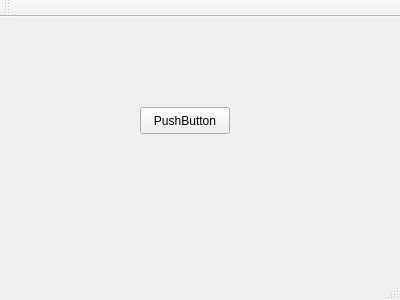
The window that main.ui (brittanynall/SpeechDevice) describes before a commit, drawn with Qt 5.
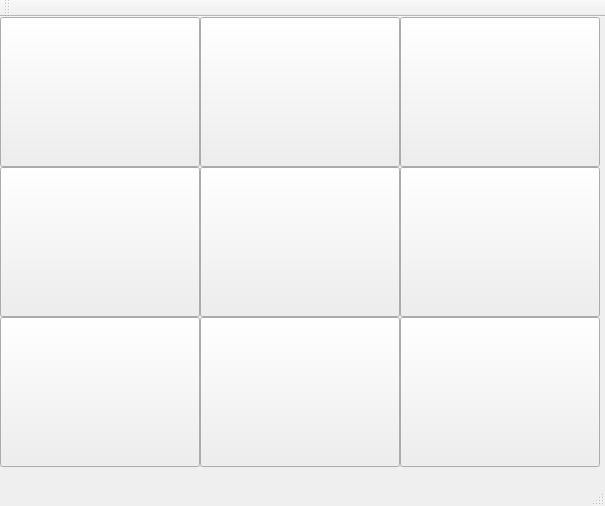
The same window after the commit. Icons and pictures are not drawn.

Patch:
```diff
--- a/main.ui
+++ b/main.ui
@@ -6,8 +6,8 @@
    <rect>
     <x>0</x>
     <y>0</y>
-    <width>400</width>
-    <height>300</height>
+    <width>605</width>
+    <height>506</height>
    </rect>
   </property>
   <property name="windowTitle">
@@ -17,14 +17,250 @@
    <widget class="QPushButton" name="pushButton">
     <property name="geometry">
      <rect>
-      <x>140</x>
-      <y>90</y>
-      <width>90</width>
-      <height>27</height>
+      <x>0</x>
+      <y>0</y>
+      <width>200</width>
+      <height>150</height>
      </rect>
     </property>
+    <property name="sizePolicy">
+     <sizepolicy hsizetype="Fixed" vsizetype="Fixed">
+      <horstretch>0</horstretch>
+      <verstretch>0</verstretch>
+     </sizepolicy>
+    </property>
+    <property name="font">
+     <font>
+      <pointsize>1</pointsize>
+     </font>
+    </property>
+    <property name="styleSheet">
+     <string notr="true"/>
+    </property>
     <property name="text">
-     <string>PushButton</string>
+     <string/>
+    </property>
+   </widget>
+   <widget class="QPushButton" name="btn2">
+    <property name="geometry">
+     <rect>
+      <x>200</x>
+      <y>0</y>
+      <width>200</width>
+      <height>150</height>
+     </rect>
+    </property>
+    <property name="sizePolicy">
+     <sizepolicy hsizetype="Fixed" vsizetype="Fixed">
+      <horstretch>0</horstretch>
+      <verstretch>0</verstretch>
+     </sizepolicy>
+    </property>
+    <property name="font">
+     <font>
+      <pointsize>1</pointsize>
+     </font>
+    </property>
+    <property name="styleSheet">
+     <string notr="true">background: url(images/carrot.jpg);</string>
+    </property>
+    <property name="text">
+     <string/>
+    </property>
+   </widget>
+   <widget class="QPushButton" name="btn5">
+    <property name="geometry">
+     <rect>
+      <x>200</x>
+      <y>150</y>
+      <width>200</width>
+      <height>150</height>
+     </rect>
+    </property>
+    <property name="sizePolicy">
+     <sizepolicy hsizetype="Fixed" vsizetype="Fixed">
+      <horstretch>0</horstretch>
+      <verstretch>0</verstretch>
+     </sizepolicy>
+    </property>
+    <property name="font">
+     <font>
+      <pointsize>1</pointsize>
+     </font>
+    </property>
+    <property name="styleSheet">
+     <string notr="true"/>
+    </property>
+    <property name="text">
+     <string/>
+    </property>
+   </widget>
+   <widget class="QPushButton" name="btn4">
+    <property name="geometry">
+     <rect>
+      <x>0</x>
+      <y>150</y>
+      <width>200</width>
+      <height>150</height>
+     </rect>
+    </property>
+    <property name="sizePolicy">
+     <sizepolicy hsizetype="Fixed" vsizetype="Fixed">
+      <horstretch>0</horstretch>
+      <verstretch>0</verstretch>
+     </sizepolicy>
+    </property>
+    <property name="font">
+     <font>
+      <pointsize>1</pointsize>
+     </font>
+    </property>
+    <property name="styleSheet">
+     <string notr="true"/>
+    </property>
+    <property name="text">
+     <string/>
+    </property>
+   </widget>
+   <widget class="QPushButton" name="btn8">
+    <property name="geometry">
+     <rect>
+      <x>200</x>
+      <y>300</y>
+      <width>200</width>
+      <height>150</height>
+     </rect>
+    </property>
+    <property name="sizePolicy">
+     <sizepolicy hsizetype="Fixed" vsizetype="Fixed">
+      <horstretch>0</horstretch>
+      <verstretch>0</verstretch>
+     </sizepolicy>
+    </property>
+    <property name="font">
+     <font>
+      <pointsize>1</pointsize>
+     </font>
+    </property>
+    <property name="styleSheet">
+     <string notr="true"/>
+    </property>
+    <property name="text">
+     <string/>
+    </property>
+   </widget>
+   <widget class="QPushButton" name="btn7">
+    <property name="geometry">
+     <rect>
+      <x>0</x>
+      <y>300</y>
+      <width>200</width>
+      <height>150</height>
+     </rect>
+    </property>
+    <property name="sizePolicy">
+     <sizepolicy hsizetype="Fixed" vsizetype="Fixed">
+      <horstretch>0</horstretch>
+      <verstretch>0</verstretch>
+     </sizepolicy>
+    </property>
+    <property name="font">
+     <font>
+      <pointsize>1</pointsize>
+     </font>
+    </property>
+    <property name="autoFillBackground">
+     <bool>false</bool>
+    </property>
+    <property name="styleSheet">
+     <string notr="true"/>
+    </property>
+    <property name="text">
+     <string/>
+    </property>
+   </widget>
+   <widget class="QPushButton" name="btn9">
+    <property name="geometry">
+     <rect>
+      <x>400</x>
+      <y>300</y>
+      <width>200</width>
+      <height>150</height>
+     </rect>
+    </property>
+    <property name="sizePolicy">
+     <sizepolicy hsizetype="Fixed" vsizetype="Fixed">
+      <horstretch>0</horstretch>
+      <verstretch>0</verstretch>
+     </sizepolicy>
+    </property>
+    <property name="font">
+     <font>
+      <pointsize>1</pointsize>
+     </font>
+    </property>
+    <property name="styleSheet">
+     <string notr="true"/>
+    </property>
+    <property name="text">
+     <string/>
+    </property>
+    <property name="default">
+     <bool>false</bool>
+    </property>
+   </widget>
+   <widget class="QPushButton" name="btn6">
+    <property name="geometry">
+     <rect>
+      <x>400</x>
+      <y>150</y>
+      <width>200</width>
+      <height>150</height>
+     </rect>
+    </property>
+    <property name="sizePolicy">
+     <sizepolicy hsizetype="Fixed" vsizetype="Fixed">
+      <horstretch>0</horstretch>
+      <verstretch>0</verstretch>
+     </sizepolicy>
+    </property>
+    <property name="font">
+     <font>
+      <pointsize>1</pointsize>
+     </font>
+    </property>
+    <property name="styleSheet">
+     <string notr="true"/>
+    </property>
+    <property name="text">
+     <string/>
+    </property>
+   </widget>
+   <widget class="QPushButton" name="btn3">
+    <property name="geometry">
+     <rect>
+      <x>400</x>
+      <y>0</y>
+      <width>200</width>
+      <height>150</height>
+     </rect>
+    </property>
+    <property name="sizePolicy">
+     <sizepolicy hsizetype="Fixed" vsizetype="Fixed">
+      <horstretch>0</horstretch>
+      <verstretch>0</verstretch>
+     </sizepolicy>
+    </property>
+    <property name="font">
+     <font>
+      <pointsize>1</pointsize>
+     </font>
+    </property>
+    <property name="styleSheet">
+     <string notr="true"/>
+    </property>
+    <property name="text">
+     <string/>
     </property>
    </widget>
   </widget>
```
Left out of the diff: 6 changed lines with no effect on the pictures.
